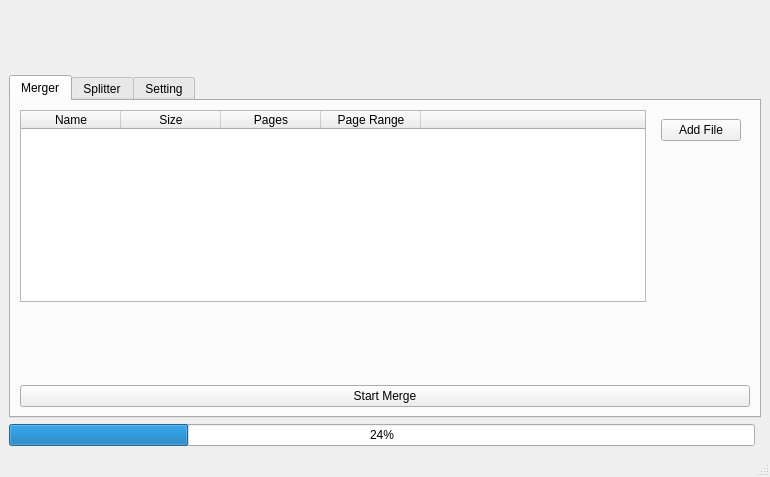
Before: the Qt Designer form qt.ui in akmgeek/4PDF, drawn with Qt 5.
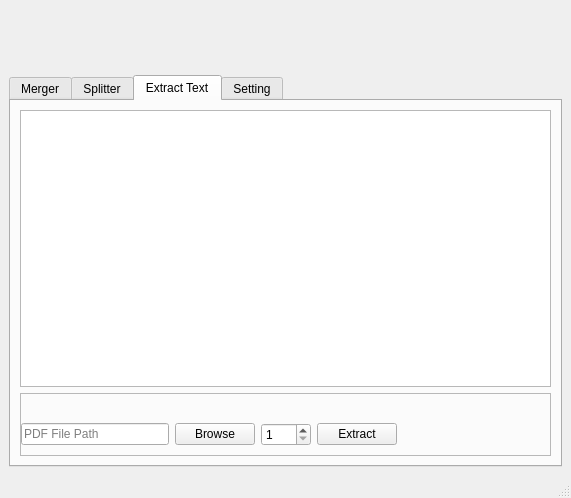
After: the same form once the commit is applied. The open tabs and pages were chosen to show the change. Icons and pictures are not drawn.

Diff of the .ui file:
```diff
--- a/qt.ui
+++ b/qt.ui
@@ -6,8 +6,8 @@
    <rect>
     <x>0</x>
     <y>0</y>
-    <width>770</width>
-    <height>477</height>
+    <width>571</width>
+    <height>498</height>
    </rect>
   </property>
   <property name="sizePolicy">
@@ -114,6 +114,12 @@
     </item>
     <item row="1" column="0" colspan="2">
      <widget class="QTabWidget" name="tabWidget">
+      <property name="sizePolicy">
+       <sizepolicy hsizetype="Expanding" vsizetype="Expanding">
+        <horstretch>0</horstretch>
+        <verstretch>0</verstretch>
+       </sizepolicy>
+      </property>
       <property name="cursor">
        <cursorShape>ArrowCursor</cursorShape>
       </property>
@@ -144,27 +150,7 @@
         <string>Merger</string>
        </attribute>
        <layout class="QGridLayout" name="gridLayout_2">
-        <item row="7" column="0" colspan="4">
-         <widget class="QPushButton" name="merge_bttn">
-          <property name="text">
-           <string>Start Merge</string>
-          </property>
-         </widget>
-        </item>
-        <item row="5" column="0" rowspan="2" colspan="4">
-         <spacer name="verticalSpacer_2">
-          <property name="orientation">
-           <enum>Qt::Vertical</enum>
-          </property>
-          <property name="sizeHint" stdset="0">
-           <size>
-            <width>725</width>
-            <height>77</height>
-           </size>
-          </property>
-         </spacer>
-        </item>
-        <item row="0" column="3">
+        <item row="0" column="2">
          <widget class="QWidget" name="widget" native="true">
           <property name="sizePolicy">
            <sizepolicy hsizetype="Maximum" vsizetype="Preferred">
@@ -212,7 +198,27 @@
           </layout>
          </widget>
         </item>
-        <item row="0" column="0" colspan="3">
+        <item row="4" column="0" rowspan="2" colspan="3">
+         <spacer name="verticalSpacer_2">
+          <property name="orientation">
+           <enum>Qt::Vertical</enum>
+          </property>
+          <property name="sizeHint" stdset="0">
+           <size>
+            <width>725</width>
+            <height>77</height>
+           </size>
+          </property>
+         </spacer>
+        </item>
+        <item row="6" column="0" colspan="3">
+         <widget class="QPushButton" name="merge_bttn">
+          <property name="text">
+           <string>Start Merge</string>
+          </property>
+         </widget>
+        </item>
+        <item row="0" column="0" colspan="2">
          <widget class="QTableWidget" name="tableWidget">
           <property name="sizePolicy">
            <sizepolicy hsizetype="MinimumExpanding" vsizetype="Expanding">
@@ -256,9 +262,6 @@
           <property name="cornerButtonEnabled">
            <bool>false</bool>
           </property>
-          <property name="rowCount">
-           <number>0</number>
-          </property>
           <attribute name="horizontalHeaderStretchLastSection">
            <bool>true</bool>
           </attribute>
@@ -279,10 +282,7 @@
           </column>
           <column>
            <property name="text">
-            <string>Page Range</string>
-           </property>
-           <property name="toolTip">
-            <string>eg. 1-5, 22-58, etc.</string>
+            <string/>
            </property>
           </column>
           <column>
@@ -523,11 +523,117 @@
           </property>
          </spacer>
         </item>
-        <item row="3" column="0" colspan="3">
-         <widget class="QPushButton" name="split_bttn">
-          <property name="text">
-           <string>Start Split</string>
+       </layout>
+      </widget>
+      <widget class="QWidget" name="tab">
+       <attribute name="icon">
+        <iconset>
+         <normaloff>icons/file-download.png</normaloff>icons/file-download.png</iconset>
+       </attribute>
+       <attribute name="title">
+        <string>Extract Text</string>
+       </attribute>
+       <layout class="QGridLayout" name="gridLayout_15">
+        <item row="1" column="0" colspan="2">
+         <widget class="QTextEdit" name="textEdit"/>
+        </item>
+        <item row="2" column="0" colspan="2">
+         <widget class="QFrame" name="frame_3">
+          <property name="frameShape">
+           <enum>QFrame::StyledPanel</enum>
           </property>
+          <property name="frameShadow">
+           <enum>QFrame::Raised</enum>
+          </property>
+          <layout class="QGridLayout" name="gridLayout_14">
+           <property name="leftMargin">
+            <number>0</number>
+           </property>
+           <property name="rightMargin">
+            <number>0</number>
+           </property>
+           <item row="1" column="2">
+            <widget class="QSpinBox" name="extractPageNo">
+             <property name="minimumSize">
+              <size>
+               <width>50</width>
+               <height>0</height>
+              </size>
+             </property>
+             <property name="maximumSize">
+              <size>
+               <width>50</width>
+               <height>16777215</height>
+              </size>
+             </property>
+             <property name="minimum">
+              <number>1</number>
+             </property>
+             <property name="maximum">
+              <number>5000</number>
+             </property>
+             <property name="value">
+              <number>1</number>
+             </property>
+            </widget>
+           </item>
+           <item row="1" column="0">
+            <widget class="QLineEdit" name="pdf_path_extract">
+             <property name="maximumSize">
+              <size>
+               <width>400</width>
+               <height>16777215</height>
+              </size>
+             </property>
+             <property name="placeholderText">
+              <string>PDF File Path</string>
+             </property>
+            </widget>
+           </item>
+           <item row="1" column="1">
+            <widget class="QPushButton" name="browserFile_bttn_2">
+             <property name="text">
+              <string>Browse</string>
+             </property>
+            </widget>
+           </item>
+           <item row="1" column="3">
+            <widget class="QPushButton" name="browserFile_bttn_3">
+             <property name="text">
+              <string>Extract</string>
+             </property>
+            </widget>
+           </item>
+           <item row="1" column="4">
+            <spacer name="horizontalSpacer_7">
+             <property name="orientation">
+              <enum>Qt::Horizontal</enum>
+             </property>
+             <property name="sizeHint" stdset="0">
+              <size>
+               <width>40</width>
+               <height>20</height>
+              </size>
+             </property>
+            </spacer>
+           </item>
+           <item row="0" column="0" colspan="5">
+            <widget class="QLabel" name="label_6">
+             <property name="sizePolicy">
+              <sizepolicy hsizetype="MinimumExpanding" vsizetype="Maximum">
+               <horstretch>0</horstretch>
+               <verstretch>0</verstretch>
+              </sizepolicy>
+             </property>
+             <property name="text">
+              <string/>
+             </property>
+             <property name="wordWrap">
+              <bool>true</bool>
+             </property>
+            </widget>
+           </item>
+          </layout>
          </widget>
         </item>
        </layout>
@@ -609,16 +715,6 @@
       </widget>
      </widget>
     </item>
-    <item row="2" column="0">
-     <widget class="QProgressBar" name="progressBar">
-      <property name="value">
-       <number>24</number>
-      </property>
-      <property name="alignment">
-       <set>Qt::AlignCenter</set>
-      </property>
-     </widget>
-    </item>
    </layout>
   </widget>
   <widget class="QStatusBar" name="statusbar"/>
```
Left out of the diff: 352 changed lines with no effect on the pictures.
